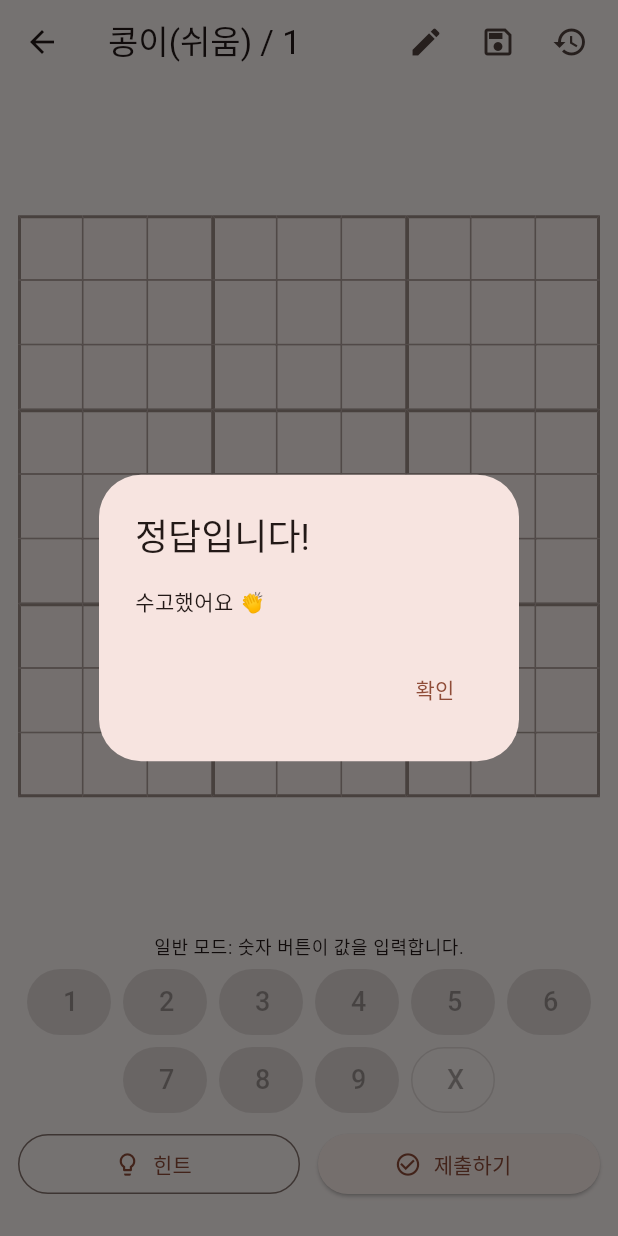
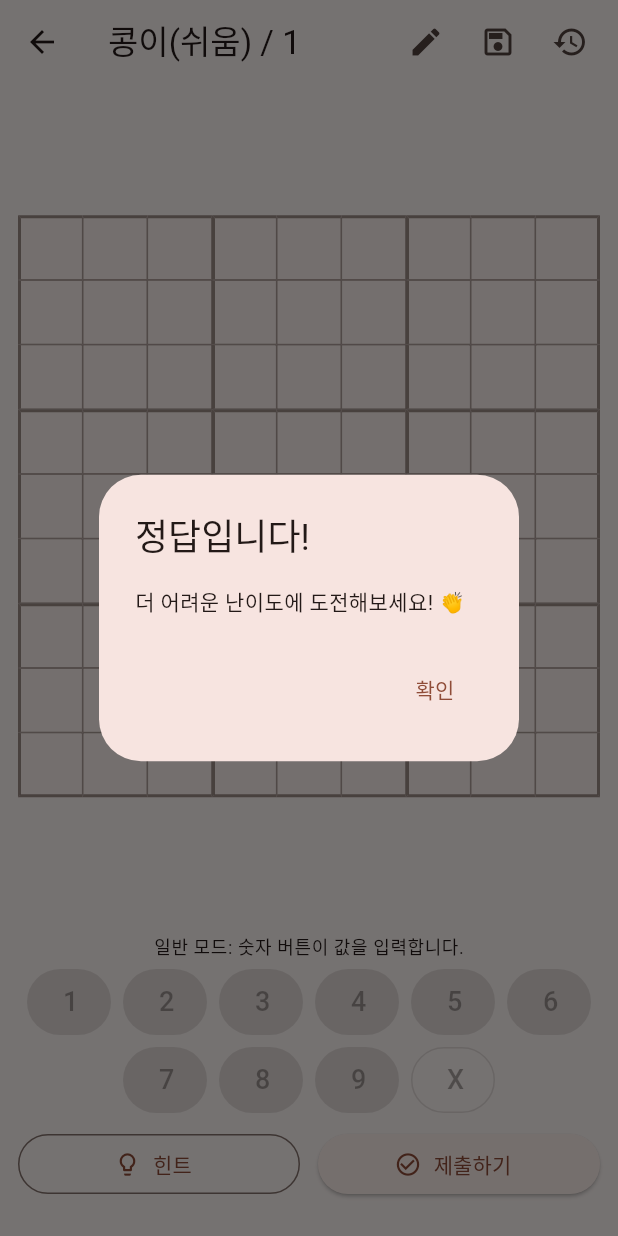
Before and after one commit to knock1104/sudoku_suji, a Flutter app: the GamePage screen opened directly, after a tap on "제출하기", on a phone screen of 412 x 824 dp. Run offline on Flutter 3.47's test engine with Material 3 defaults, Android fonts, the phone set to English and light mode, and no system bars; our stand-ins replace shared_preferences; accounts and stored records are empty.

Commit message:
Update main.dart

```diff
--- a/lib/main.dart
+++ b/lib/main.dart
@@ -841,7 +841,7 @@ class _KeypadRow extends StatelessWidget {
                             }
                             state.hintOne();
                             ScaffoldMessenger.of(context).showSnackBar(
-                              const SnackBar(content: Text('힌트 적용! 정답을 채웠어요.')),
+                              const SnackBar(content: Text('풋')),
                             );
                           },
                     icon: const Icon(Icons.lightbulb_outline),
@@ -893,7 +893,7 @@ class _KeypadRow extends StatelessWidget {
                             context: context,
                             builder: (_) => AlertDialog(
                               title: const Text('정답입니다!'),
-                              content: const Text('수고했어요 👏'),
+                              content: const Text('더 어려운 난이도에 도전해보세요! 👏'),
                               actions: [
                                 TextButton(
                                   onPressed: () => Navigator.of(context).pop(),
@@ -908,7 +908,7 @@ class _KeypadRow extends StatelessWidget {
                         }
                       } else {
                         ScaffoldMessenger.of(context).showSnackBar(
-                          const SnackBar(content: Text('다시 생각해보세요')),
+                          const SnackBar(content: Text('다시')),
                         );
                       }
                     },
```
